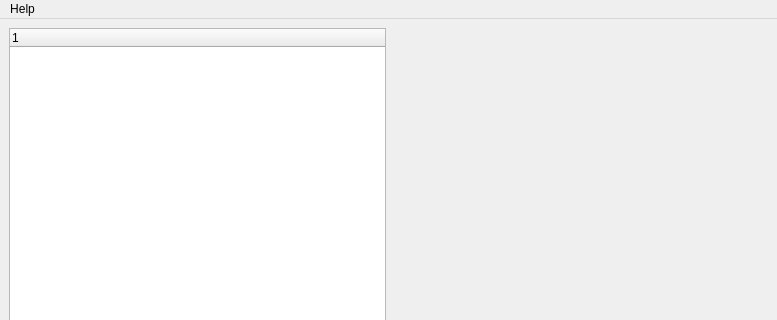
The window that code/src/mainWindow/mainWindow.ui (vladislav06/sigProc) describes before a commit, drawn with Qt 5; both pictures show x 0 to 777 and y 0 to 320 of the 777 by 484 pixel window.
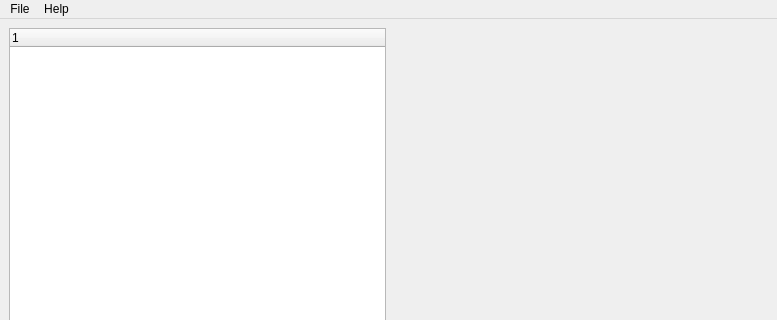
The same window after the commit.

Diff of the .ui file:
```diff
--- a/code/src/mainWindow/mainWindow.ui
+++ b/code/src/mainWindow/mainWindow.ui
@@ -55,6 +55,14 @@
     </property>
     <addaction name="actionAbout"/>
    </widget>
+   <widget class="QMenu" name="menuFile">
+    <property name="title">
+     <string>File</string>
+    </property>
+    <addaction name="actionSave"/>
+    <addaction name="actionOpen"/>
+   </widget>
+   <addaction name="menuFile"/>
    <addaction name="menuHelp"/>
   </widget>
   <action name="actionAbout">
```
Left out of the diff: 10 changed lines with no effect on the pictures.
